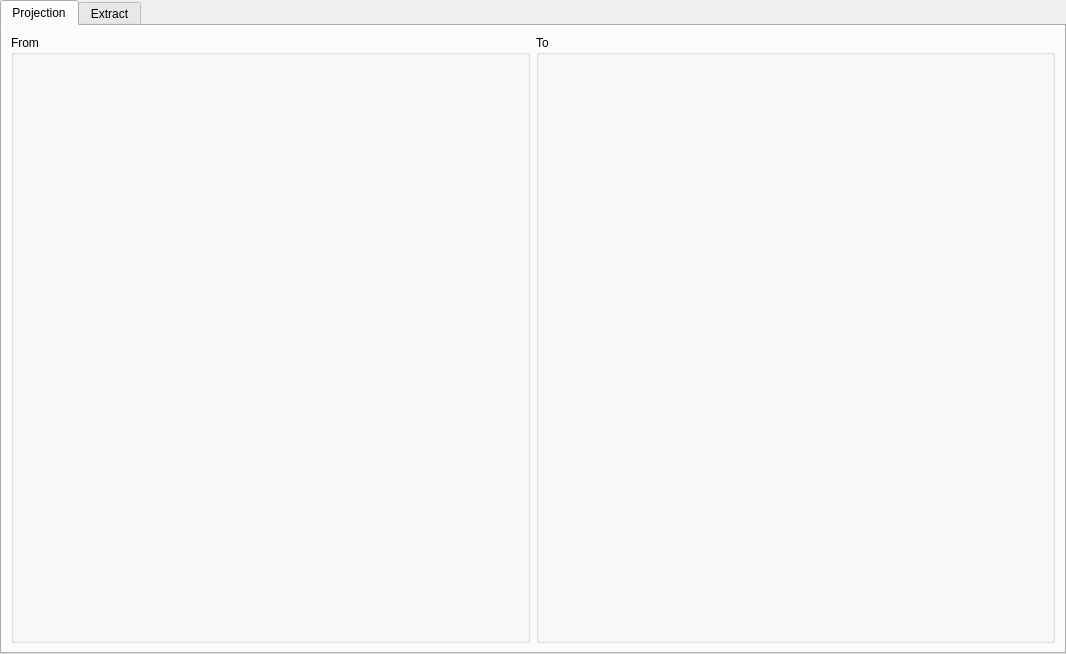
Qt form connectivitywindow.ui (instar-robotics/papyrus) before a commit.
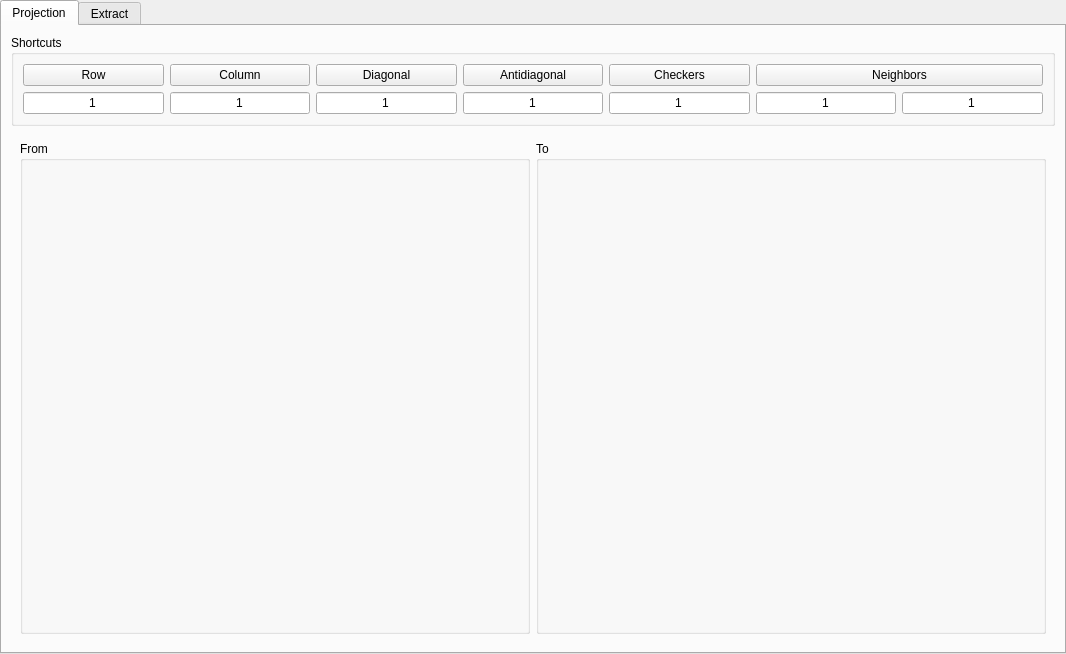
The same form after that commit. Icons and pictures are not drawn.

Commit message: Add shortcuts for common projections

```diff
--- a/connectivitywindow.ui
+++ b/connectivitywindow.ui
@@ -20,21 +20,170 @@
    <attribute name="title">
     <string>Projection</string>
    </attribute>
-   <layout class="QHBoxLayout" name="horizontalLayout_2">
+   <layout class="QVBoxLayout" name="verticalLayout">
     <item>
-     <widget class="QGroupBox" name="fromGroup">
+     <widget class="QGroupBox" name="groupBox">
+      <property name="sizePolicy">
+       <sizepolicy hsizetype="Preferred" vsizetype="Minimum">
+        <horstretch>0</horstretch>
+        <verstretch>0</verstretch>
+       </sizepolicy>
+      </property>
       <property name="title">
-       <string>From</string>
+       <string>Shortcuts</string>
       </property>
-      <layout class="QGridLayout" name="gridLayout"/>
+      <layout class="QGridLayout" name="gridLayout_3">
+       <item row="1" column="2">
+        <widget class="QLineEdit" name="lineEdit_2">
+         <property name="text">
+          <string>1</string>
+         </property>
+         <property name="alignment">
+          <set>Qt::AlignCenter</set>
+         </property>
+        </widget>
+       </item>
+       <item row="1" column="6">
+        <widget class="QLineEdit" name="lineEdit_4">
+         <property name="text">
+          <string>1</string>
+         </property>
+         <property name="alignment">
+          <set>Qt::AlignCenter</set>
+         </property>
+        </widget>
+       </item>
+       <item row="1" column="8">
+        <widget class="QLineEdit" name="lineEdit_5">
+         <property name="text">
+          <string>1</string>
+         </property>
+         <property name="alignment">
+          <set>Qt::AlignCenter</set>
+         </property>
+        </widget>
+       </item>
+       <item row="1" column="0">
+        <widget class="QLineEdit" name="lineEdit">
+         <property name="text">
+          <string>1</string>
+         </property>
+         <property name="alignment">
+          <set>Qt::AlignCenter</set>
+         </property>
+        </widget>
+       </item>
+       <item row="1" column="10">
+        <widget class="QLineEdit" name="lineEdit_6">
+         <property name="text">
+          <string>1</string>
+         </property>
+         <property name="alignment">
+          <set>Qt::AlignCenter</set>
+         </property>
+        </widget>
+       </item>
+       <item row="1" column="4">
+        <widget class="QLineEdit" name="lineEdit_3">
+         <property name="text">
+          <string>1</string>
+         </property>
+         <property name="alignment">
+          <set>Qt::AlignCenter</set>
+         </property>
+        </widget>
+       </item>
+       <item row="0" column="10" colspan="2">
+        <widget class="QPushButton" name="pushButton">
+         <property name="text">
+          <string>Neighbors</string>
+         </property>
+        </widget>
+       </item>
+       <item row="1" column="11">
+        <widget class="QLineEdit" name="lineEdit_7">
+         <property name="text">
+          <string>1</string>
+         </property>
+         <property name="alignment">
+          <set>Qt::AlignCenter</set>
+         </property>
+        </widget>
+       </item>
+       <item row="0" column="8">
+        <widget class="QPushButton" name="pushButton_3">
+         <property name="text">
+          <string>Checkers</string>
+         </property>
+        </widget>
+       </item>
+       <item row="0" column="6">
+        <widget class="QPushButton" name="pushButton_4">
+         <property name="text">
+          <string>Antidiagonal</string>
+         </property>
+        </widget>
+       </item>
+       <item row="0" column="4">
+        <widget class="QPushButton" name="pushButton_5">
+         <property name="text">
+          <string>Diagonal</string>
+         </property>
+        </widget>
+       </item>
+       <item row="0" column="2">
+        <widget class="QPushButton" name="pushButton_6">
+         <property name="text">
+          <string>Column</string>
+         </property>
+        </widget>
+       </item>
+       <item row="0" column="0">
+        <widget class="QPushButton" name="pushButton_7">
+         <property name="text">
+          <string>Row</string>
+         </property>
+         <property name="icon">
+          <iconset>
+           <normaloff>../../../Downloads/row.svg</normaloff>../../../Downloads/row.svg</iconset>
+         </property>
+        </widget>
+       </item>
+      </layout>
      </widget>
     </item>
     <item>
-     <widget class="QGroupBox" name="toGroup">
-      <property name="title">
-       <string>To</string>
+     <widget class="QFrame" name="frame">
+      <property name="sizePolicy">
+       <sizepolicy hsizetype="Preferred" vsizetype="Expanding">
+        <horstretch>0</horstretch>
+        <verstretch>0</verstretch>
+       </sizepolicy>
       </property>
-      <layout class="QGridLayout" name="gridLayout_2"/>
+      <property name="frameShape">
+       <enum>QFrame::NoFrame</enum>
+      </property>
+      <property name="frameShadow">
+       <enum>QFrame::Raised</enum>
+      </property>
+      <layout class="QHBoxLayout" name="horizontalLayout_2">
+       <item>
+        <widget class="QGroupBox" name="fromGroup">
+         <property name="title">
+          <string>From</string>
+         </property>
+         <layout class="QGridLayout" name="gridLayout"/>
+        </widget>
+       </item>
+       <item>
+        <widget class="QGroupBox" name="toGroup">
+         <property name="title">
+          <string>To</string>
+         </property>
+         <layout class="QGridLayout" name="gridLayout_2"/>
+        </widget>
+       </item>
+      </layout>
      </widget>
     </item>
    </layout>
```
